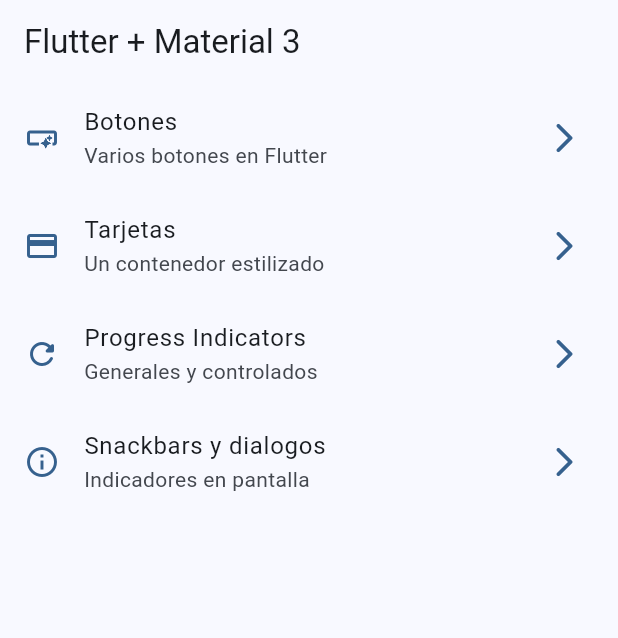
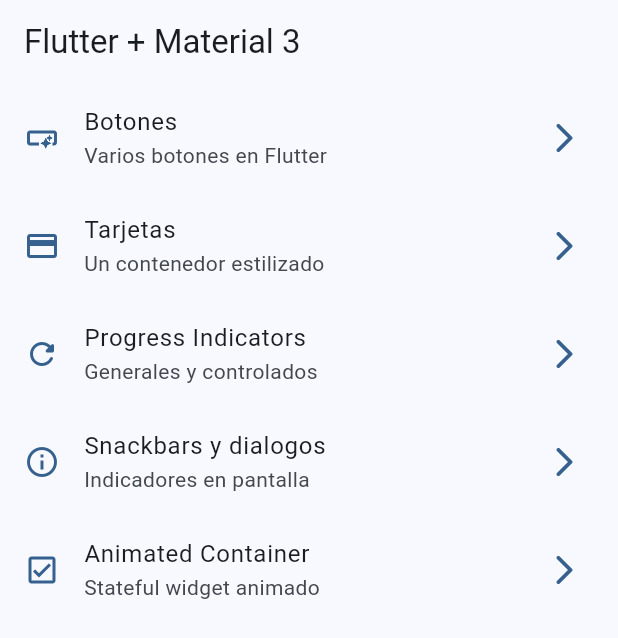
Before and after one commit to luis-bzk/widgets-app, a Flutter app: the screen it shows after launch, on a phone screen of 412 x 824 dp. Shown: the top 638 px of the screen. Run offline on Flutter 3.47's test engine with Material 2 defaults, Android fonts, the phone set to English and light mode, and no system bars; our stand-ins replace go_router.

Commit message:
animated container

```diff
--- a/lib/config/menu/menu_items.dart
+++ b/lib/config/menu/menu_items.dart
@@ -34,4 +34,9 @@ const appMenuItems = <MenuItem>[
       subTitle: 'Indicadores en pantalla',
       link: '/snackbars',
       icon: Icons.info_outline),
+  MenuItem(
+      title: 'Animated Container',
+      subTitle: 'Stateful widget animado',
+      link: '/animated',
+      icon: Icons.check_box_outlined),
 ];
--- a/lib/config/router/app_router.dart
+++ b/lib/config/router/app_router.dart
@@ -30,5 +30,10 @@ final appRouter = GoRouter(
       name: SnackbarScreen.name,
       builder: (context, state) => const SnackbarScreen(),
     ),
+    GoRoute(
+      path: '/animated',
+      name: AnimatedScreen.name,
+      builder: (context, state) => const AnimatedScreen(),
+    ),
   ],
 );
```
Also changed, not shown: lib/presentation/screens/animated/animated_screen.dart (+46 -3 lines).
